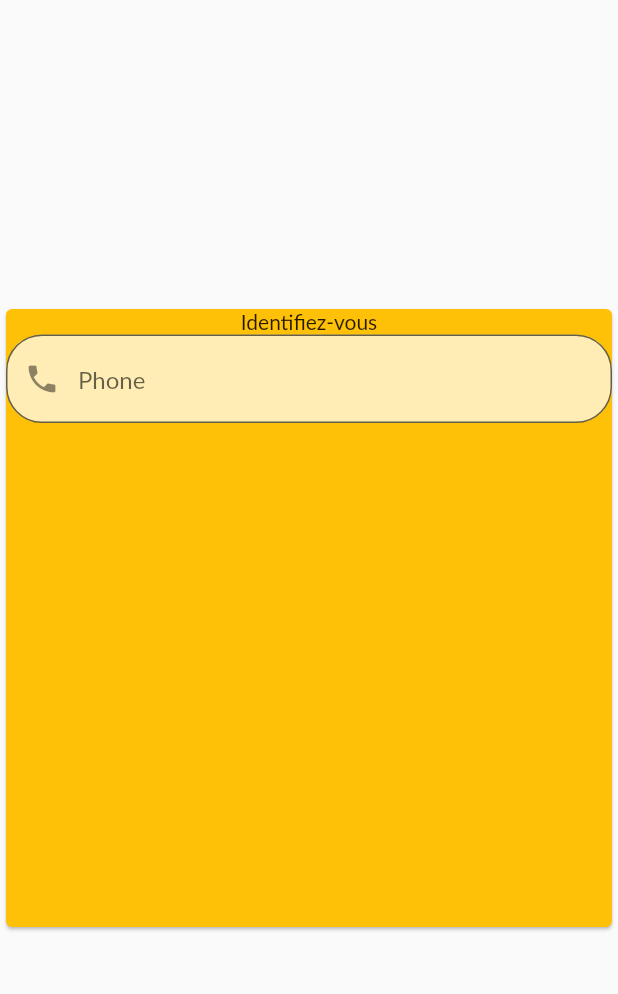
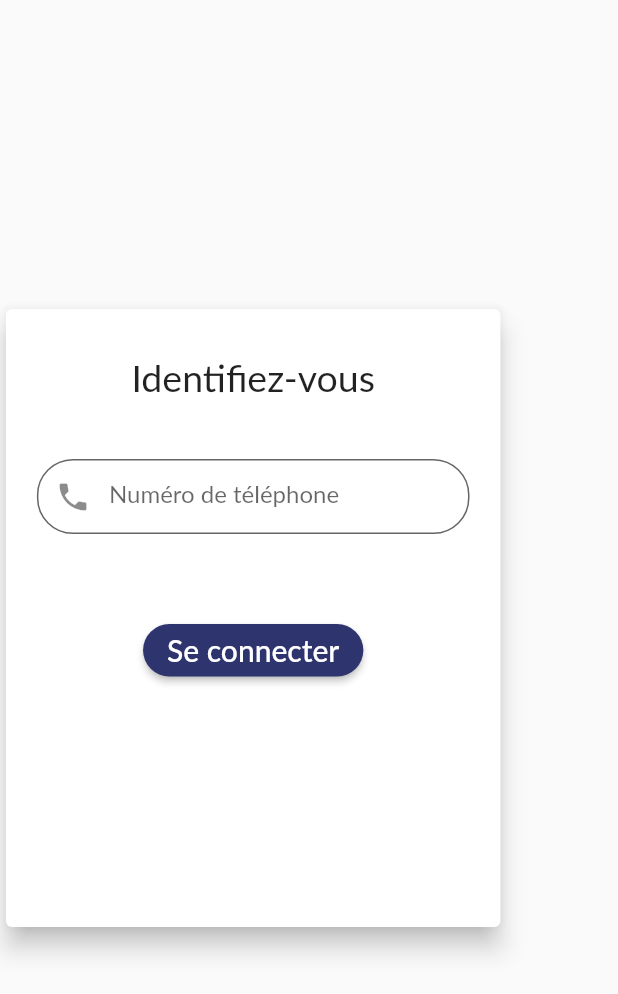
Before and after one commit to NML124/alexandrie, a Flutter app: the screen it shows after launch, on a phone screen of 412 x 824 dp. Shown: the top 994 px of the screen. Run offline on Flutter 3.47's test engine with Material 2 defaults, Android fonts, the phone set to English and light mode, and no system bars; our stand-ins replace firebase_core; accounts and stored records are empty; Roboto replaces fonts that are missing (Lato).

Commit message:
Improvement of authentification design

```diff
--- a/lib/Screens/auth_screen.dart
+++ b/lib/Screens/auth_screen.dart
@@ -9,22 +9,56 @@ class AuthScreen extends StatelessWidget {
     final deviceSize = MediaQuery.of(context).size;
     return Scaffold(
       body: Center(
+        widthFactor: 1,
         child: Card(
-          color: Colors.amber,
+          elevation: 7,
           child: Container(
-            height: MediaQuery.of(context).size.height / 2,
+            height: deviceSize.height * 0.5,
+            width: deviceSize.width * 0.8,
             child: Column(
               children: [
-                Text("Identifiez-vous"),
-                TextField(
+                SizedBox(
+                  height: 30,
+                ),
+                Text(
+                  "Identifiez-vous",
+                  style: TextStyle(fontSize: 25),
+                ),
+                SizedBox(
+                  height: 40,
+                ),
+                Container(
+                  width: deviceSize.width * 0.7,
+                  height: 50,
+                  child: TextField(
+                    keyboardType: TextInputType.phone,
                     decoration: InputDecoration(
-                      hintText: "Phone",
+                        hintText: "Numéro de téléphone",
                         prefixIcon: Icon(Icons.phone),
                         filled: true,
                         fillColor: Colors.white70,
                         border: OutlineInputBorder(
                           borderRadius: BorderRadius.all(Radius.circular(24.0)),
                         )),
+                  ),
+                ),
+                SizedBox(
+                  height: 60,
+                ),
+                Container(
+                  height: 35,
+                  child: ElevatedButton(
+                    onPressed: () => null,
+                    child: Container(
+                        child: Text(
+                      'Se connecter',
+                      style: TextStyle(fontSize: 20),
+                    )),
+                    style: ButtonStyle(
+                        shape: MaterialStatePropertyAll<RoundedRectangleBorder>(
+                            RoundedRectangleBorder(
+                                borderRadius: BorderRadius.circular(18.0)))),
+                  ),
                 )
               ],
             ),
```
Lines whose indentation alone changed are shown as unchanged.
